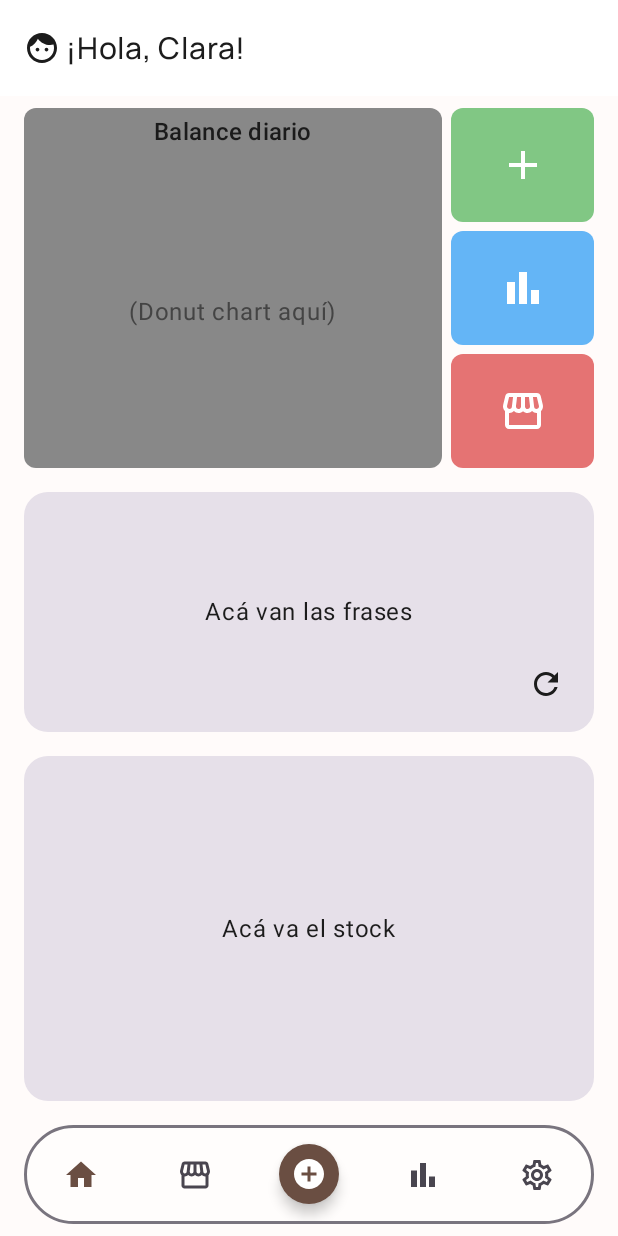
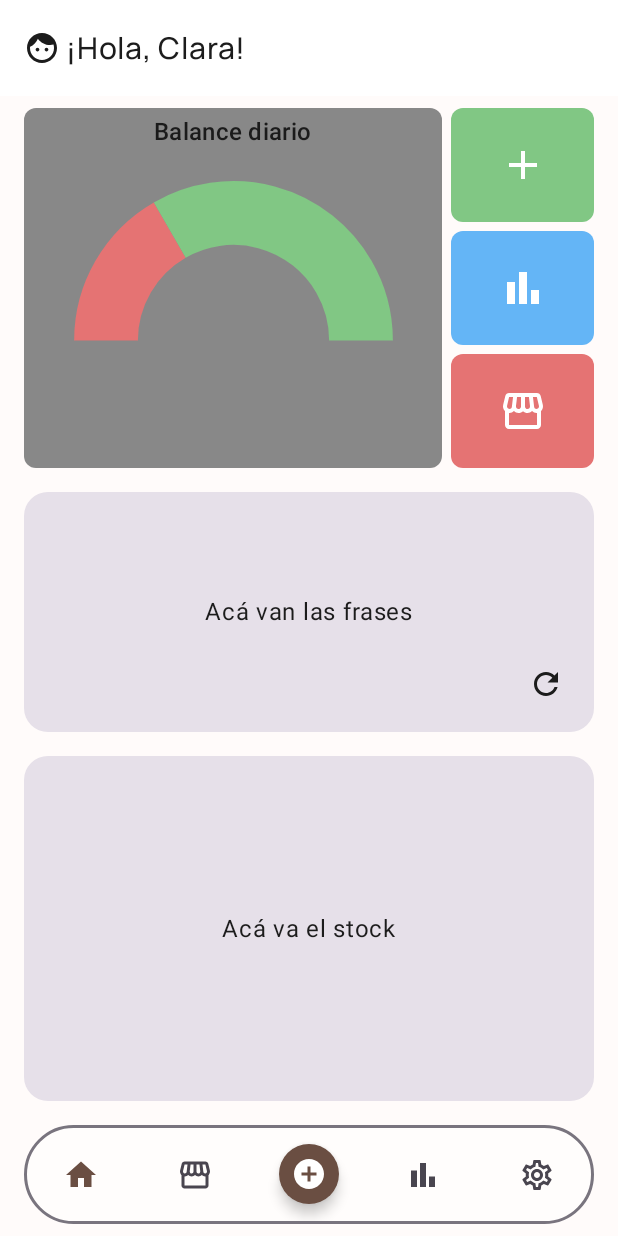
Before and after one commit to adrencina/YoShop, an Android app built with Jetpack Compose: the HomeScreen screen opened through its navigation route, on a phone screen of 412 x 824 dp. Run offline under Robolectric (Android 15) with nearby library versions, the phone set to English and light mode, and no system bars; our stand-ins replace Dagger/Hilt's generated code, Firebase (no records; nobody signed in at launch, a user with empty details on screens opened directly).

Commit message:
update section graph en home.

```diff
--- a/app/src/main/java/com/example/claraterra/ui/component/DonutChart.kt
+++ b/app/src/main/java/com/example/claraterra/ui/component/DonutChart.kt
@@ -1,4 +1,60 @@
 package com.example.claraterra.ui.component
 
-class DonutChart {
+import androidx.compose.foundation.Canvas
+import androidx.compose.runtime.Composable
+import androidx.compose.ui.Modifier
+import androidx.compose.ui.geometry.Offset
+import androidx.compose.ui.geometry.Size
+import androidx.compose.ui.graphics.Color
+import androidx.compose.ui.graphics.drawscope.Stroke
+
+@Composable
+fun DonutChart(
+    sales: Float,
+    purchases: Float,
+    modifier: Modifier = Modifier,
+    salesColor: Color = Color(0xFF81C784),
+    purchasesColor: Color = Color(0xFFE57373)
+) {
+    val total = sales + purchases
+    if (total == 0f) return
+
+    val salesAngle = (sales / total) * 180f
+    val purchasesAngle = 180f - salesAngle
+
+    Canvas(modifier = modifier) {
+        val width = size.width
+        val height = size.height
+        val diameter = width.coerceAtMost(height * 3)
+
+        val arcSize = Size(diameter, diameter)
+        val stroke = Stroke(width = diameter * 0.25f)
+
+        val topLeft = Offset(
+            (width - diameter) / 2f,
+            (height - diameter)
+        )
+
+        // Dibujar compras (parte izquierda del semicírculo)
+        drawArc(
+            color = purchasesColor,
+            startAngle = 180f,
+            sweepAngle = purchasesAngle,
+            useCenter = false,
+            style = stroke,
+            size = arcSize,
+            topLeft = topLeft
+        )
+
+        // Dibujar ventas (parte derecha del semicírculo)
+        drawArc(
+            color = salesColor,
+            startAngle = 180f + purchasesAngle,
+            sweepAngle = salesAngle,
+            useCenter = false,
+            style = stroke,
+            size = arcSize,
+            topLeft = topLeft
+        )
+    }
 }
--- a/app/src/main/java/com/example/claraterra/ui/screen/home/sections/GraphSection.kt
+++ b/app/src/main/java/com/example/claraterra/ui/screen/home/sections/GraphSection.kt
@@ -15,6 +15,7 @@ import androidx.compose.ui.Modifier
 import androidx.compose.ui.graphics.Color
 import androidx.compose.ui.unit.dp
 import androidx.navigation.NavController
+import com.example.claraterra.ui.component.DonutChart
 import com.example.claraterra.ui.navigation.NavigationRoute
 import com.example.claraterra.ui.screen.home.sections.component.ActionCard
 import com.example.claraterra.ui.theme.AppShapes
@@ -48,14 +49,24 @@ fun GraphSection(
                 ) {
                     Text("Balance diario", style = MaterialTheme.typography.titleMedium)
                 }
-                // Placeholder del gráfico
-                Box(
-                    Modifier
+                // Gráfico circular
+                Column(
+                    modifier = Modifier
                         .fillMaxSize()
-                        .padding(8.dp),
-                    contentAlignment = Alignment.Center
                 ) {
-                    Text("(Donut chart aquí)", color = Color.DarkGray)
+                    Spacer(modifier = Modifier.height(50.dp))
+
+                    Box(
+                        modifier = Modifier
+                            .fillMaxWidth(),
+                        contentAlignment = Alignment.Center
+                    ) {
+                        DonutChart(
+                            sales = 400f,
+                            purchases = 200f,
+                            modifier = Modifier.size(170.dp)
+                        )
+                    }
                 }
             }
         }
```
